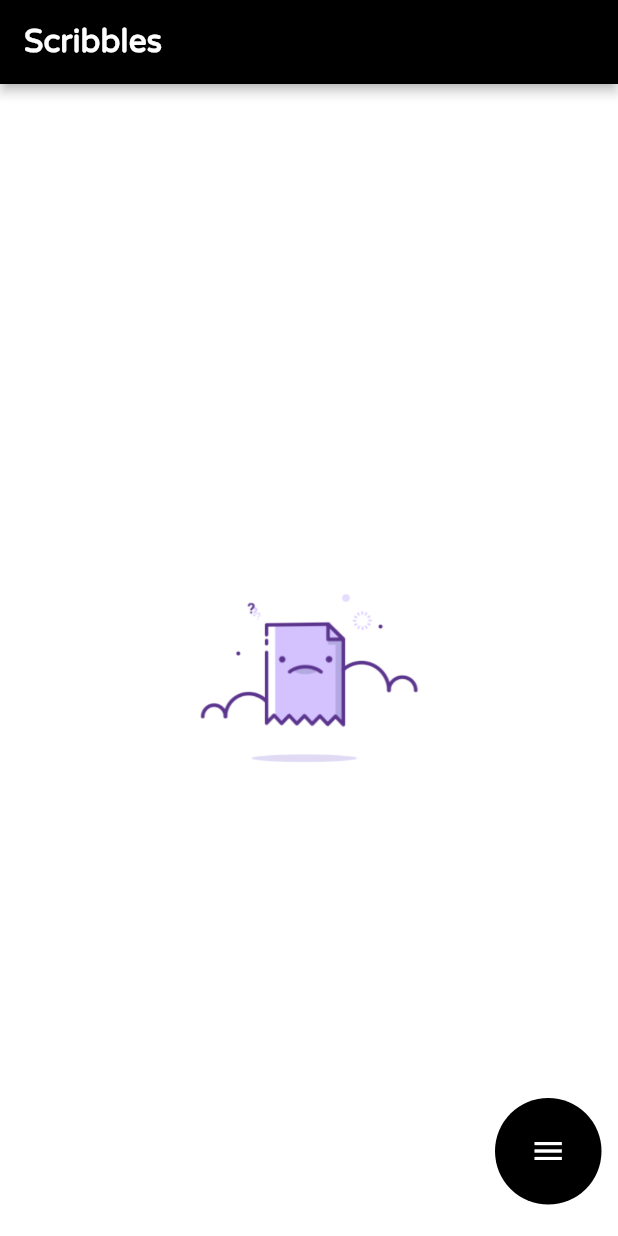
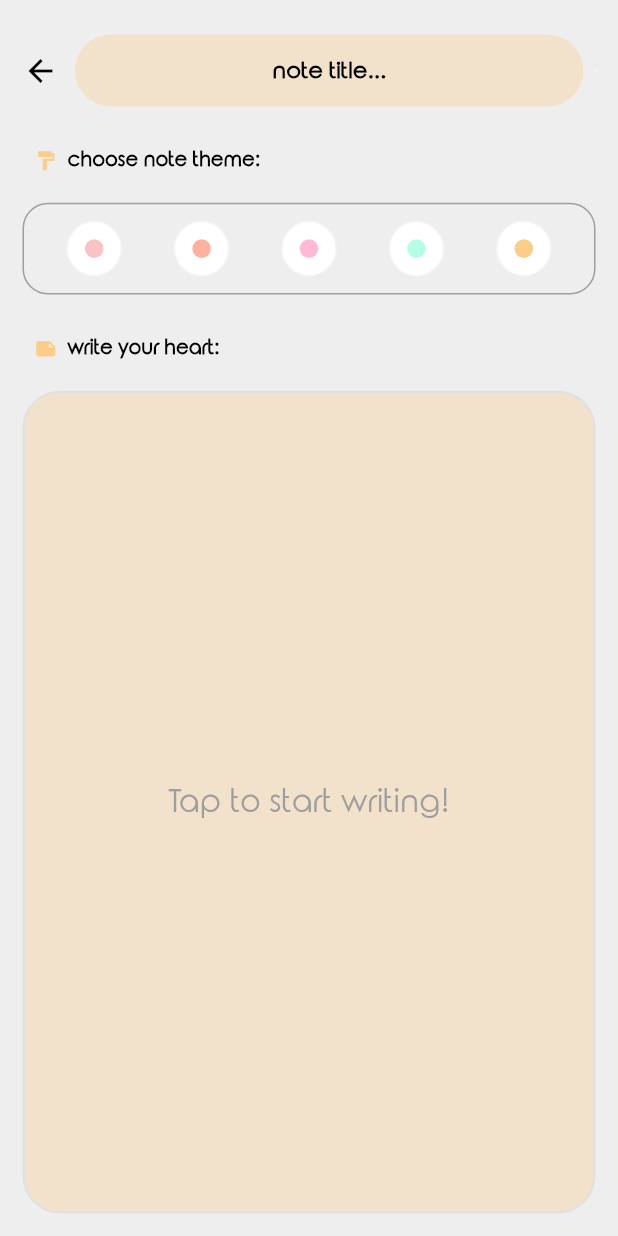
Before and after one commit to sherimello/Scribbles, a Flutter app: the screen it shows after launch, on a phone screen of 412 x 824 dp. Run offline on Flutter 3.47's test engine with Material 2 defaults, Android fonts, the phone set to English and light mode, and no system bars; our stand-ins replace csv, file_picker, firebase_auth, share_plus, sqflite; missing offline and left inert: flutter_share; accounts and stored records are empty; statements that could not run were skipped.

Commit message:
new note page created alhamdulillah. looking great!

```diff
--- a/lib/main.dart
+++ b/lib/main.dart
@@ -1,6 +1,7 @@
 import 'package:flutter/material.dart';
 import 'package:scribbles/pages/home.dart';
 import 'package:scribbles/classes/map_list_to_csv.dart';
+import 'package:scribbles/pages/new_note_page_design.dart';
 import 'package:scribbles/widgets/bottom_sheet.dart';
 import 'package:scribbles/widgets/test.dart';
 import '../pages/test.dart';
@@ -77,7 +78,7 @@ class _MyHomePageState extends State<MyHomePage> {
 
   @override
   Widget build(BuildContext context) {
-    return const Home();
+    return const NewNotePage();
     // return const Test(Icons.post_add, Icons.camera_alt_outlined,
     //     Icons.place_outlined, Icons.menu);
   }
--- /dev/null
+++ b/lib/pages/new_note_page_design.dart
@@ -0,0 +1,368 @@
+import 'package:flutter/material.dart';
+import 'package:flutter/widgets.dart';
+
+class NewNotePage extends StatefulWidget {
+  const NewNotePage({Key? key}) : super(key: key);
+
+  @override
+  State<NewNotePage> createState() => _NewNotePageState();
+}
+
+class _NewNotePageState extends State<NewNotePage> {
+  double saveButtonDimen = 0;
+  Color searchBarColor = Color(0xfffccd89);
+  bool _isVisible = false, _isNoteCardActive = false;
+  final _searchFieldController = TextEditingController(),
+      _noteFieldController = TextEditingController();
+
+  @override
+  void initState() {
+    // TODO: implement initState
+    super.initState();
+    _noteFieldController.addListener(() {});
+    _searchFieldController.addListener(() {});
+  }
+
+  @override
+  void dispose() {
+    // TODO: implement dispose
+    super.dispose();
+    _searchFieldController.dispose();
+  }
+
+  @override
+  Widget build(BuildContext context) {
+    var size = MediaQuery.of(context).size;
+    double newDimen = size.height * .055;
+    // double newDimen = 55;
+
+    changeSaveButtonSize() {
+      setState(() {
+        _isVisible = true;
+        newDimen > 55 ? saveButtonDimen = newDimen : saveButtonDimen = 55;
+      });
+    }
+
+    hideSaveButton() {
+      setState(() {
+        _isVisible = false;
+        saveButtonDimen = 0;
+      });
+    }
+
+    List<BoxShadow> boxShadow(double blurRadius, double offset1, double offset2,
+        Color colorBottom, Color colorTop) {
+      return [
+        BoxShadow(
+          blurRadius: blurRadius,
+          offset: Offset(offset1, offset2),
+          color: colorBottom.withOpacity(.5),
+        ),
+        BoxShadow(
+          blurRadius: blurRadius,
+          offset: Offset(-offset1, -offset2),
+          color: colorTop,
+        ),
+      ];
+    }
+
+    GestureDetector colorPalette(int color) {
+      return GestureDetector(
+        onTap: () {
+          setState(() {
+            searchBarColor = Color(color);
+          });
+        },
+        child: Container(
+          width: size.height * .045,
+          height: size.height * .045,
+          child: Center(
+            child: Container(
+              width: size.height * .015,
+              height: size.height * .015,
+              decoration: BoxDecoration(
+                borderRadius: BorderRadius.circular(100),
+                color: Color(color),
+              ),
+            ),
+          ),
+          decoration: BoxDecoration(
+            // border: Border.all(width: 0, color: Colors.black26),
+            borderRadius: BorderRadius.circular(100),
+            border: Border.all(color: Colors.grey.shade100, width: 1),
+            color: Colors.white,
+            // boxShadow: [
+            //   BoxShadow(
+            //     blurRadius: 7,
+            //     offset: const Offset(3, 3),
+            //     color: Colors.grey.withOpacity(.75),
+            //   ),
+            //   const BoxShadow(
+            //     blurRadius: 3,
+            //     offset: Offset(-5, -3),
+            //     color: Colors.white,
+            //   ),
+            // ]
+          ),
+        ),
+      );
+    }
+
+    return Scaffold(
+      body: Container(
+        color: Colors.grey[200],
+        child: SafeArea(
+          child: Padding(
+            padding: EdgeInsets.all(
+                (size.width * .07 > 11.0) ? 15 : size.width * .039),
+            child: Column(
+              crossAxisAlignment: CrossAxisAlignment.stretch,
+              children: [
+                Row(
+                  children: [
+                    GestureDetector(
+                      onTap: () {
+                        setState(() {
+                          _isVisible = true;
+                          newDimen > 55
+                              ? saveButtonDimen = newDimen
+                              : saveButtonDimen = 55;
+                        });
+                      },
+                      child: const Align(
+                        alignment: Alignment(-1, 0),
+                        child: Padding(
+                          padding: EdgeInsets.only(right: 3.0),
+                          child: Icon(
+                            Icons.arrow_back,
+                            color: Colors.black,
+                          ),
+                        ),
+                      ),
+                    ),
+                    Expanded(
+                      child: Row(
+                        mainAxisAlignment: MainAxisAlignment.center,
+                        mainAxisSize: MainAxisSize.max,
+                        children: [
+                          Expanded(
+                            child: Padding(
+                              padding: const EdgeInsets.all(8.0),
+                              child: AnimatedContainer(
+                                  curve: Curves.easeOut,
+                                  duration: const Duration(milliseconds: 351),
+                                  decoration: BoxDecoration(
+                                    borderRadius: BorderRadius.circular(55),
+                                    color: searchBarColor.withOpacity(.35),
+                                  ),
+                                  // boxShadow: boxShadow(21, 3, 3, Colors.grey.shade300, Colors.grey.shade300)),
+                                  child: Center(
+                                    child: TextField(
+                                      controller: _searchFieldController,
+                                      textAlign: TextAlign.center,
+                                      decoration: const InputDecoration(
+                                          hintStyle: TextStyle(
+                                              color: Colors.black,
+                                              fontFamily: "Rounded_Elegance",
+                                              fontSize: 15,
+                                              fontWeight: FontWeight.bold),
+                                          border: InputBorder.none,
+                                          focusedBorder: InputBorder.none,
+                                          enabledBorder: InputBorder.none,
+                                          errorBorder: InputBorder.none,
+                                          disabledBorder: InputBorder.none,
+                                          contentPadding: EdgeInsets.only(
+                                              left: 15,
+                                              bottom: 11,
+                                              top: 11,
+                                              right: 15),
+                                          hintText: "note title..."),
+                                    ),
+                                  )),
+                            ),
+                          ),
+                          Align(
+                            alignment: const Alignment(1, 0),
+                            child: GestureDetector(
+                              onTap: () {
+                                hideSaveButton();
+                              },
+                              child: AnimatedContainer(
+                                width: saveButtonDimen,
+                                height: saveButtonDimen,
+                                curve: Curves.easeIn,
+                                child: Visibility(
+                                    visible: _isVisible,
+                                    child: const Center(
+                                        child: Icon(Icons.done_all))),
+                                decoration: BoxDecoration(
+                                    color: Colors.white,
+                                    border: Border.all(
+                                        color: Colors.grey.shade100, width: 1),
+                                    borderRadius: BorderRadius.circular(15),
+                                    boxShadow: boxShadow(
+                                        9, 3, 3, Colors.grey, Colors.white)),
+                                duration: const Duration(milliseconds: 195),
+                              ),
+                            ),
+                          ),
+                        ],
+                      ),
+                    ),
+                  ],
+                ),
+                Padding(
+                    padding:
+                        EdgeInsets.fromLTRB(8.0, size.height * 0.025, 8.0, 0.0),
+                    child: RichText(
+                      text: TextSpan(children: [
+                        WidgetSpan(
+                          child: Icon(
+                            Icons.format_paint,
+                            size: 15,
+                            color: searchBarColor,
+                          ),
+                        ),
+                        const TextSpan(
+                            text: "  choose note theme:",
+                            style: TextStyle(
+                                color: Colors.black,
+                                fontFamily: "Rounded_Elegance",
+                                fontWeight: FontWeight.bold,
+                                fontSize: 13)),
+                      ]),
+                    )),
+                Padding(
+                  padding: EdgeInsets.symmetric(vertical: size.height * .025),
+                  child: Container(
+                    decoration: BoxDecoration(
+                        borderRadius: BorderRadius.circular(17),
+                        border: Border.all(color: Colors.grey)),
+                    child: Padding(
+                      padding: const EdgeInsets.all(11.0),
+                      child: SingleChildScrollView(
+                          child: Row(
+                        mainAxisAlignment: MainAxisAlignment.spaceAround,
+                        children: [
+                          InkWell(child: colorPalette(0xfff8c3c3)),
+                          colorPalette(0xfffdb19e),
+                          colorPalette(0xffffb8d6),
+                          colorPalette(0xffb6fde6),
+                          colorPalette(0xfffccd89),
+                        ],
+                      )),
+                    ),
+                  ),
+                ),
+                Padding(
+                    padding: EdgeInsets.fromLTRB(8, 8, 8, size.height * .025),
+                    child: RichText(
+                      text: TextSpan(children: [
+                        WidgetSpan(
+                          child: Icon(
+                            Icons.note,
+                            size: 15,
+                            color: searchBarColor,
+                          ),
+                        ),
+                        const TextSpan(
+                            text: "  write your heart:",
+                            style: TextStyle(
+                                color: Colors.black,
+                                fontFamily: "Rounded_Elegance",
+                                fontWeight: FontWeight.bold,
+                                fontSize: 13)),
+                      ]),
+                    )),
+                Expanded(
+                    child: GestureDetector(
+                  onTap: () {
+                    setState(() {
+                      _noteFieldController.addListener(() {
+                        _searchFieldController.addListener(() {
+                          if (_noteFieldController.text.isNotEmpty &&
+                              _searchFieldController.text.isNotEmpty) {
+                            changeSaveButtonSize();
+                          }
+                          if(_searchFieldController.text.isEmpty){
+                            hideSaveButton();
+                          }
+                        });
+                        if (_noteFieldController.text.isNotEmpty &&
+                            _searchFieldController.text.isNotEmpty) {
+                          changeSaveButtonSize();
+                        }
+                        if(_noteFieldController.text.isEmpty){
+                          hideSaveButton();
+                        }
+                      });
+                      _isNoteCardActive = true;
+                      // if (_searchFieldController.text.isNotEmpty) {
+                      //   _isNoteCardActive = true;
+                      // }
+                    });
+                  },
+                  child: AnimatedContainer(
+                    curve: Curves.easeOut,
+                    duration: const Duration(milliseconds: 751),
+                    decoration: BoxDecoration(
+                        color: searchBarColor.withOpacity(.35),
+                        borderRadius: BorderRadius.circular(25),
+                        border:
+                            Border.all(color: Colors.grey.shade300, width: 1.5)
+                        // boxShadow: boxShadow(7, 7, 7, Colors.grey, Colors.white)
+                        ),
+                    child: Stack(
+                      children: [
+                        Padding(
+                          padding: const EdgeInsets.all(9.5),
+                          child: Visibility(
+                            visible: _isNoteCardActive,
+                            child: TextField(
+                              controller: _noteFieldController,
+                              keyboardType: TextInputType.multiline,
+                              maxLines: 1000000,
+                              decoration: const InputDecoration(
+                                  hintStyle: TextStyle(
+                                      color: Colors.grey,
+                                      fontFamily: "Rounded_Elegance",
+                                      fontSize: 13,
+                                      fontStyle: FontStyle.italic,
+                                      fontWeight: FontWeight.bold),
+                                  border: InputBorder.none,
+                                  focusedBorder: InputBorder.none,
+                                  enabledBorder: InputBorder.none,
+                                  errorBorder: InputBorder.none,
+                                  disabledBorder: InputBorder.none,
+                                  contentPadding: EdgeInsets.only(
+                                      left: 15, bottom: 11, top: 11, right: 15),
+                                  hintText: "so it was 19/3/1993..."),
+                            ),
+                          ),
+                        ),
+                        Visibility(
+                          visible: !_isNoteCardActive,
+                          child: const Expanded(
+                            child: Center(
+                              child: Text(
+                                "Tap to start writing!",
+                                style: TextStyle(
+                                    fontSize: 21,
+                                    fontFamily: "Rounded_Elegance",
+                                    color: Colors.grey),
+                              ),
+                            ),
+                          ),
+                        ),
+                      ],
+                    ),
+                  ),
+                )),
+              ],
+            ),
+          ),
+        ),
+      ),
+    );
+  }
+}
--- a/lib/widgets/note_preview_card.dart
+++ b/lib/widgets/note_preview_card.dart
@@ -49,12 +49,15 @@ class PreviewCard extends StatelessWidget {
           return CustomRectTween(begin: begin!, end: end!);
         },
         child: Card(
-            elevation: 7,
+            elevation: 0,
             shape: RoundedRectangleBorder(
-              borderRadius: BorderRadius.circular(19),
+              borderRadius: BorderRadius.circular(25),
             ),
             // color: Colors.teal[200],
-            color: Colors.orangeAccent,
+            // color: Colors.pink.withOpacity(.31),
+            // color: Colors.orange.withOpacity(.31),
+            // color: Colors.red.withOpacity(.31),
+            color: Colors.lightGreenAccent.withOpacity(.31),
             child: SingleChildScrollView(
               child: Padding(
                 padding: const EdgeInsets.all(11.0),
@@ -70,7 +73,7 @@ class PreviewCard extends StatelessWidget {
                             turns: AlwaysStoppedAnimation(45 / 360),
                             child: Icon(
                               Icons.push_pin_sharp,
-                              color: Colors.white,
+                              color: Colors.black,
                             ),
                           ),
                         ],
--- a/lib/widgets/simplified_delete_card.dart
+++ b/lib/widgets/simplified_delete_card.dart
@@ -47,7 +47,7 @@ class SimplifiedDeleteCard extends StatelessWidget {
             color: Colors.red,
             elevation: 11,
             shape: const RoundedRectangleBorder(
-              borderRadius: BorderRadius.all(Radius.circular(7)),
+              borderRadius: BorderRadius.all(Radius.circular(25)),
             ),
             child: Icon(
               Icons.delete,
```
